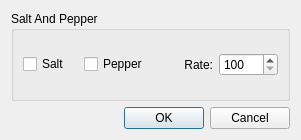
The window that saltandpepperdialog.ui (emreozanalkan/VPOpenCVProject) describes before a commit, drawn with Qt 5.
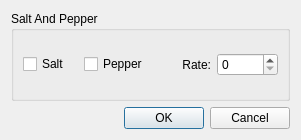
The same window after the commit.

The edit to the form file:
```diff
--- a/saltandpepperdialog.ui
+++ b/saltandpepperdialog.ui
@@ -58,10 +58,10 @@
           <item>
            <widget class="QSpinBox" name="spinBoxSaltAndPepperRate">
             <property name="minimum">
-             <number>100</number>
+             <number>0</number>
             </property>
             <property name="maximum">
-             <number>5000</number>
+             <number>10000</number>
             </property>
             <property name="singleStep">
              <number>10</number>
```
